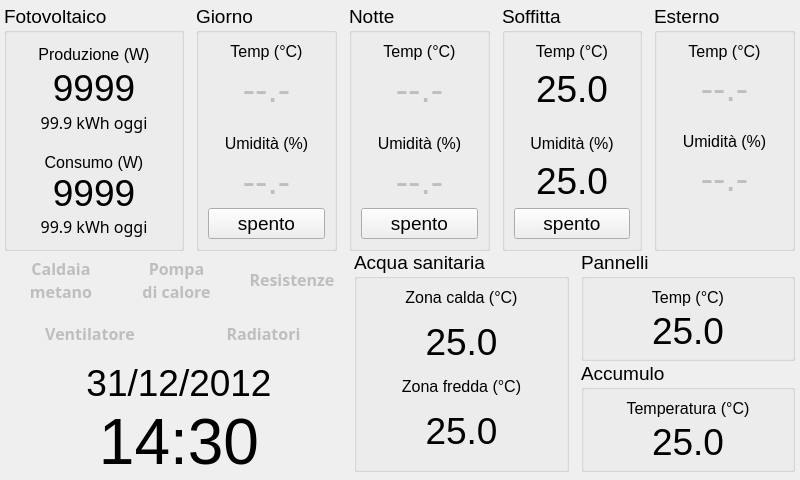
First picture: the form in dlg_status.ui, repository pillo79/home-control, before the edit.
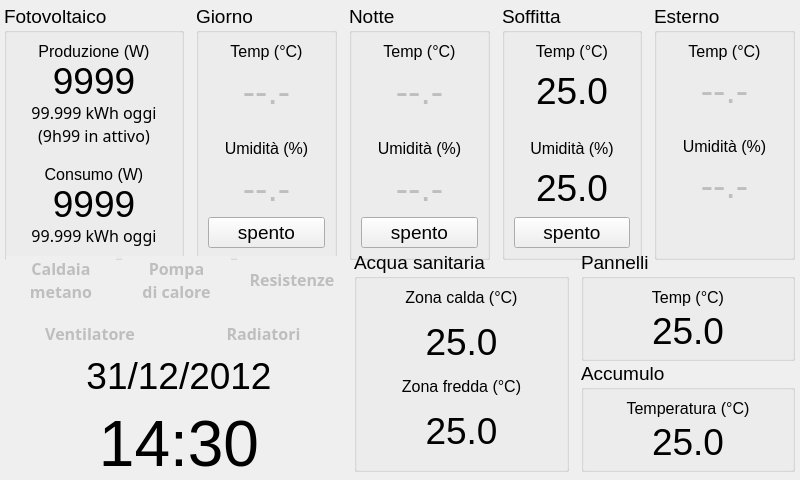
Second picture: the form after the edit. Icons and pictures are not drawn.

Commit message: Conteggio bilancio attivo produzione

Patch:
```diff
--- a/dlg_status.ui
+++ b/dlg_status.ui
@@ -271,7 +271,7 @@
      <x>4</x>
      <y>4</y>
      <width>791</width>
-     <height>247</height>
+     <height>256</height>
     </rect>
    </property>
    <layout class="QGridLayout" name="gridLayout">
@@ -358,7 +358,26 @@
             </font>
            </property>
            <property name="text">
-            <string>99.9 kWh oggi</string>
+            <string>99.999 kWh oggi</string>
+           </property>
+           <property name="scaledContents">
+            <bool>false</bool>
+           </property>
+           <property name="alignment">
+            <set>Qt::AlignCenter</set>
+           </property>
+          </widget>
+         </item>
+         <item>
+          <widget class="QLabel" name="tlBilAttivo">
+           <property name="font">
+            <font>
+             <family>Sans Serif</family>
+             <pointsize>12</pointsize>
+            </font>
+           </property>
+           <property name="text">
+            <string>(9h99 in attivo)</string>
            </property>
            <property name="scaledContents">
             <bool>false</bool>
@@ -420,7 +439,7 @@
             </font>
            </property>
            <property name="text">
-            <string>99.9 kWh oggi</string>
+            <string>99.999 kWh oggi</string>
            </property>
            <property name="scaledContents">
             <bool>false</bool>
@@ -928,9 +947,9 @@
    <property name="geometry">
     <rect>
      <x>70</x>
-     <y>362</y>
+     <y>350</y>
      <width>218</width>
-     <height>111</height>
+     <height>130</height>
     </rect>
    </property>
    <layout class="QVBoxLayout" name="verticalLayout_2">
```
The commit also changes 5 other files.
